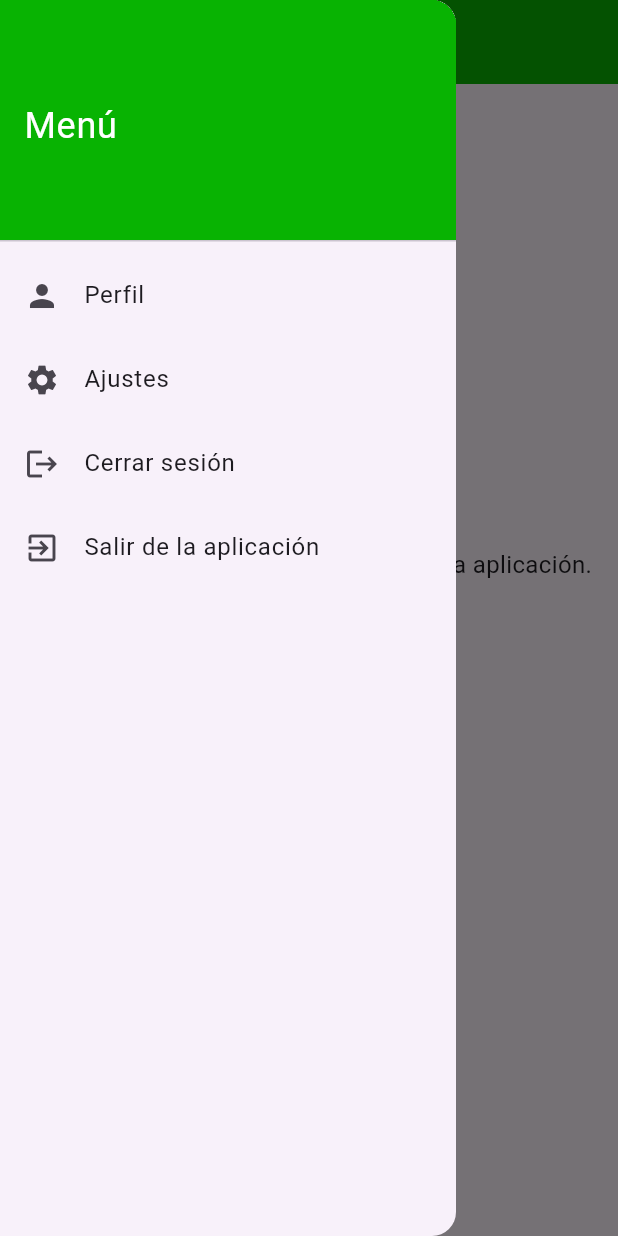
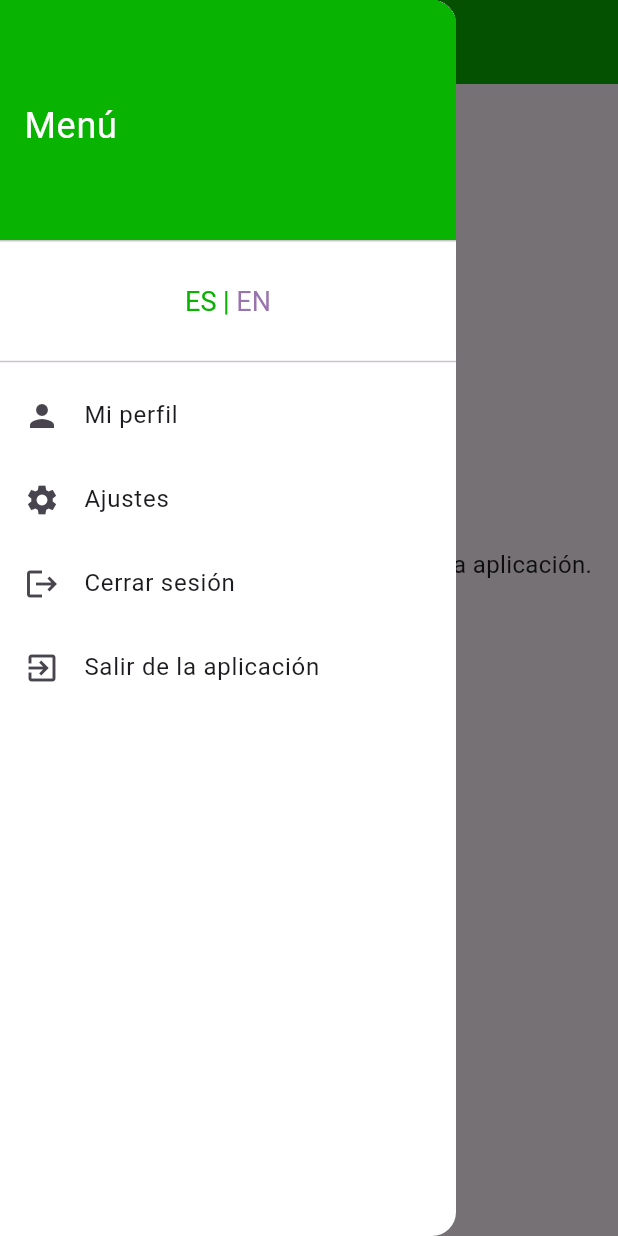
Before and after one commit to EnriqueMase/enrique_masegosac1, a Flutter app: the Ajustes screen opened directly, with the side drawer open, on a phone screen of 412 x 824 dp. Run offline on Flutter 3.47's test engine with Material 3 defaults, Android fonts, the phone set to English and light mode, and no system bars; our stand-ins replace audioplayers, equatable, file_picker, firebase_auth, firebase_core, flutter_bloc and 1 more; accounts and stored records are empty.

Commit message:
Update 1.7.5

```diff
--- /dev/null
+++ b/lib/locale_bloc/locale_bloc.dart
@@ -0,0 +1,13 @@
+import 'package:enrique_masegosac1/locale_bloc/locale_events.dart';
+import 'package:enrique_masegosac1/locale_bloc/locale_state.dart';
+import 'package:flutter_bloc/flutter_bloc.dart';
+
+class LocaleBloc extends Bloc<LocaleEvent, LocaleState> {
+  LocaleBloc() : super(LocaleInitial()) {
+    on<ChangeLanguage>(_onChangeLanguage);
+  }
+
+  _onChangeLanguage(ChangeLanguage event, Emitter<LocaleState> emit) {
+    emit(LocaleChanged(language: event.selectedLanguage));
+  }
+}
--- /dev/null
+++ b/lib/locale_bloc/locale_events.dart
@@ -0,0 +1,18 @@
+import 'package:enrique_masegosac1/config/utils/lenguajes.dart';
+import 'package:equatable/equatable.dart';
+
+sealed class LocaleEvent extends Equatable {
+  const LocaleEvent();
+
+  @override
+  List<Object> get props => [];
+}
+
+class ChangeLanguage extends LocaleEvent {
+  final Language selectedLanguage;
+
+  const ChangeLanguage(this.selectedLanguage);
+
+  @override
+  List<Object> get props => [selectedLanguage];
+}
--- /dev/null
+++ b/lib/locale_bloc/locale_state.dart
@@ -0,0 +1,17 @@
+import 'package:enrique_masegosac1/config/utils/lenguajes.dart';
+import 'package:equatable/equatable.dart';
+
+sealed class LocaleState extends Equatable {
+  final Language selectedLanguage;
+  const LocaleState({Language? language})
+    : selectedLanguage = language ?? Language.spanish;
+
+  @override
+  List<Object> get props => [selectedLanguage];
+}
+
+final class LocaleInitial extends LocaleState {}
+
+final class LocaleChanged extends LocaleState {
+  const LocaleChanged({super.language});
+}
--- /dev/null
+++ b/lib/widgets/cambio_lenguajes.dart
@@ -0,0 +1,53 @@
+import 'package:enrique_masegosac1/config/resources/Botones/botones_colores.dart';
+import 'package:enrique_masegosac1/config/utils/lenguajes.dart';
+import 'package:enrique_masegosac1/locale_bloc/locale_bloc.dart';
+import 'package:enrique_masegosac1/locale_bloc/locale_events.dart';
+import 'package:enrique_masegosac1/locale_bloc/locale_state.dart';
+import 'package:flutter/material.dart';
+import 'package:flutter_bloc/flutter_bloc.dart';
+
+Widget buildLanguageSwitch(
+  BuildContext context,
+  ThemeData theme,
+  LocaleState state,
+) {
+  return TextButton(
+    onPressed: () {
+      context.read<LocaleBloc>().add(
+        ChangeLanguage(
+          state.selectedLanguage == Language.spanish
+              ? Language.english
+              : Language.spanish,
+        ),
+      );
+    },
+    child: RichText(
+      text: TextSpan(
+        children: [
+          TextSpan(
+            text: "ES",
+            style: TextStyle(
+              fontSize: 18,
+              color: state.selectedLanguage == Language.spanish
+                  ? ButtonColors.Principal
+                  : ButtonColors.Secundario,
+            ),
+          ),
+          const TextSpan(
+            text: " | ",
+            style: TextStyle(fontSize: 18, color: ButtonColors.Principal),
+          ),
+          TextSpan(
+            text: "EN",
+            style: TextStyle(
+              fontSize: 18,
+              color: state.selectedLanguage == Language.english
+                  ? ButtonColors.Principal
+                  : ButtonColors.Secundario,
+            ),
+          ),
+        ],
+      ),
+    ),
+  );
+}
--- a/lib/widgets/drawer.dart
+++ b/lib/widgets/drawer.dart
@@ -1,9 +1,13 @@
+import 'package:enrique_masegosac1/locale_bloc/locale_bloc.dart';
+import 'package:enrique_masegosac1/locale_bloc/locale_state.dart';
 import 'package:enrique_masegosac1/screens/auth/Pantalla_login.dart';
 import 'package:enrique_masegosac1/screens/users/Pagina_Yo.dart';
 import 'package:enrique_masegosac1/services/Logica_Usuarios.dart';
+import 'package:enrique_masegosac1/widgets/cambio_lenguajes.dart';
 import 'package:flutter/material.dart';
 import 'package:flutter/services.dart';
 import 'package:enrique_masegosac1/screens/Ajustes.dart';
+import 'package:flutter_bloc/flutter_bloc.dart';
 
 class Cdrawer extends StatelessWidget {
   const Cdrawer({super.key});
@@ -11,6 +15,8 @@ class Cdrawer extends StatelessWidget {
   @override
   Widget build(BuildContext context) {
     return Drawer(
+      backgroundColor: Colors.white,
+      child: SafeArea(
         child: ListView(
           padding: EdgeInsets.zero,
           children: [
@@ -25,10 +31,23 @@ class Cdrawer extends StatelessWidget {
               ),
             ),
 
+            // 🔄 Selector de idioma
+            Padding(
+              padding: const EdgeInsets.symmetric(horizontal: 16, vertical: 8),
+              child: BlocBuilder<LocaleBloc, LocaleState>(
+                builder: (context, state) =>
+                    buildLanguageSwitch(context, Theme.of(context), state),
+              ),
+            ),
+
+            const Divider(),
+
+            // 👤 Mi perfil
             ListTile(
               leading: const Icon(Icons.person),
-            title: const Text('Perfil'),
+              title: const Text('Mi perfil'),
               onTap: () {
+                Navigator.pop(context);
                 Navigator.push(
                   context,
                   MaterialPageRoute(builder: (_) => const PaginaYo()),
@@ -36,16 +55,20 @@ class Cdrawer extends StatelessWidget {
               },
             ),
 
+            // ⚙ Ajustes
             ListTile(
               leading: const Icon(Icons.settings),
               title: const Text('Ajustes'),
               onTap: () {
+                Navigator.pop(context);
                 Navigator.push(
                   context,
                   MaterialPageRoute(builder: (_) => const Ajustes()),
                 );
               },
             ),
+
+            // 🚪 Cerrar sesión
             ListTile(
               leading: const Icon(Icons.logout),
               title: const Text('Cerrar sesión'),
@@ -58,6 +81,8 @@ class Cdrawer extends StatelessWidget {
                 );
               },
             ),
+
+            // ❌ Salir de la aplicación
             ListTile(
               leading: const Icon(Icons.exit_to_app),
               title: const Text('Salir de la aplicación'),
@@ -85,6 +110,7 @@ class Cdrawer extends StatelessWidget {
             ),
           ],
         ),
+      ),
     );
   }
 }
--- a/pubspec.yaml
+++ b/pubspec.yaml
@@ -46,6 +46,8 @@ dependencies:
   google_sign_in: ^6.3.0
   font_awesome_flutter: ^10.12.0
   flutter_gen: ^5.12.0
+  flutter_bloc: ^9.1.1
+  equatable: ^2.0.7
 
 dev_dependencies:
   flutter_test:
```
Also changed, not shown: lib/config/utils/EstilosPersonalizados.dart (+1 -6 lines), lib/config/utils/lenguajes.dart (added, +41 -0 lines), lib/main.dart (+12 -1 lines), lib/screens/auth/Pantalla_login.dart (+5 -7 lines), lib/services/Logica_productos.dart (+12 -12 lines), lib/l10n/app_es.arb (line endings or trailing spaces), pubspec.lock. Lines whose indentation alone changed are shown as unchanged.
